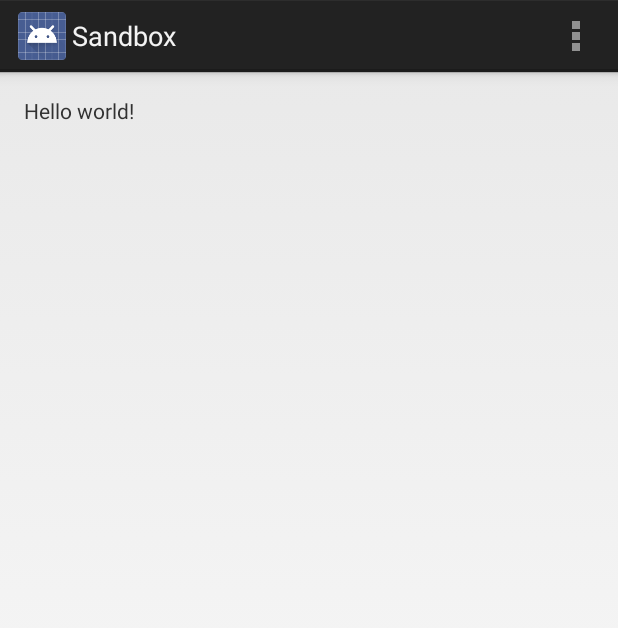
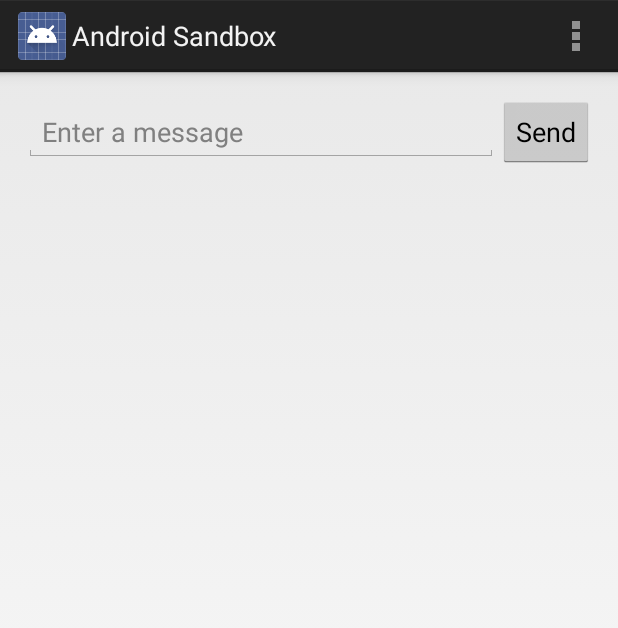
Before and after one commit to kashifsoofi/Android-Sandbox, an Android app: the screen it shows after launch (MainActivity), on a phone screen of 412 x 824 dp. Shown: the top 628 px of the screen. Run offline under Robolectric (Android 15) with nearby library versions, the phone set to English and light mode, and no system bars.

```diff
--- a/Sandbox/src/main/res/layout/activity_main.xml
+++ b/Sandbox/src/main/res/layout/activity_main.xml
@@ -1,4 +1,4 @@
-<RelativeLayout xmlns:android="http://schemas.android.com/apk/res/android"
+<LinearLayout xmlns:android="http://schemas.android.com/apk/res/android"
     xmlns:tools="http://schemas.android.com/tools"
     android:layout_width="match_parent"
     android:layout_height="match_parent"
@@ -8,9 +8,17 @@
     android:paddingBottom="@dimen/activity_vertical_margin"
     tools:context="com.kashifsoofi.sandbox.MainActivity">
 
-    <TextView
-        android:text="@string/hello_world"
+    <EditText
+        android:id="@+id/edit_message"
+        android:layout_weight="1"
+        android:layout_width="0dp"
+        android:layout_height="wrap_content"
+        android:hint="@string/edit_message" />
+
+    <Button
         android:layout_width="wrap_content"
-        android:layout_height="wrap_content" />
+        android:layout_height="wrap_content"
+        android:text="@string/button_send"
+        android:onClick="sendMessage" />
 
-</RelativeLayout>
+</LinearLayout>
--- a/Sandbox/src/main/res/values/strings.xml
+++ b/Sandbox/src/main/res/values/strings.xml
@@ -1,8 +1,11 @@
 <?xml version="1.0" encoding="utf-8"?>
 <resources>
 
-    <string name="app_name">Sandbox</string>
+    <string name="app_name">Android Sandbox</string>
+    <string name="edit_message">Enter a message</string>
+    <string name="button_send">Send</string>
+    <string name="action_settings">Settings</string>
+    <string name="title_activity_display_message">My Message</string>
     <string name="hello_world">Hello world!</string>
-    <string name="action_settings">Settings</string>
 
 </resources>
```
Also changed, not shown: Sandbox/src/main/AndroidManifest.xml (+8 -0 lines), Sandbox/src/main/java/com/kashifsoofi/sandbox/DisplayMessageActivity.java (added, +59 -0 lines), Sandbox/src/main/java/com/kashifsoofi/sandbox/MainActivity.java (+12 -0 lines), Sandbox/src/main/res/layout/activity_display_message.xml (added, +16 -0 lines), Sandbox/src/main/res/menu/display_message.xml (added, +9 -0 lines), 2 other files.
